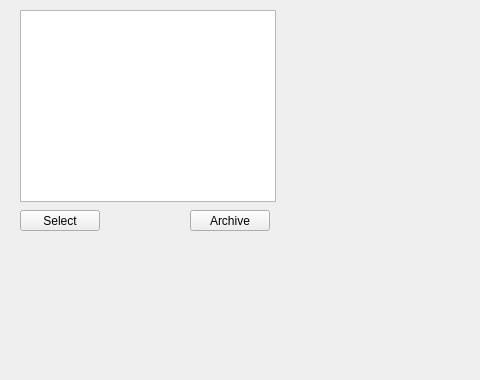
Qt form untitled11/mainwindow.ui (DoubleX9403/installator) before a commit; both pictures show x 0 to 480 and y 0 to 380 of the 800 by 600 pixel window.
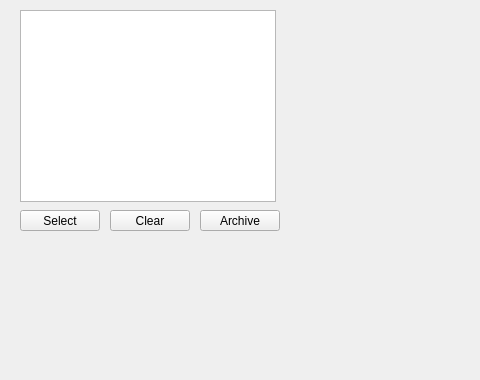
The same form after that commit.

What changed in the file:
```diff
--- a/untitled11/mainwindow.ui
+++ b/untitled11/mainwindow.ui
@@ -40,7 +40,7 @@
    <widget class="QPushButton" name="pushButton_2">
     <property name="geometry">
      <rect>
-      <x>190</x>
+      <x>200</x>
       <y>210</y>
       <width>80</width>
       <height>21</height>
@@ -50,6 +50,19 @@
      <string>Archive</string>
     </property>
    </widget>
+   <widget class="QPushButton" name="pushButton_3">
+    <property name="geometry">
+     <rect>
+      <x>110</x>
+      <y>210</y>
+      <width>80</width>
+      <height>21</height>
+     </rect>
+    </property>
+    <property name="text">
+     <string>Clear</string>
+    </property>
+   </widget>
   </widget>
   <widget class="QMenuBar" name="menubar">
    <property name="geometry">
```
